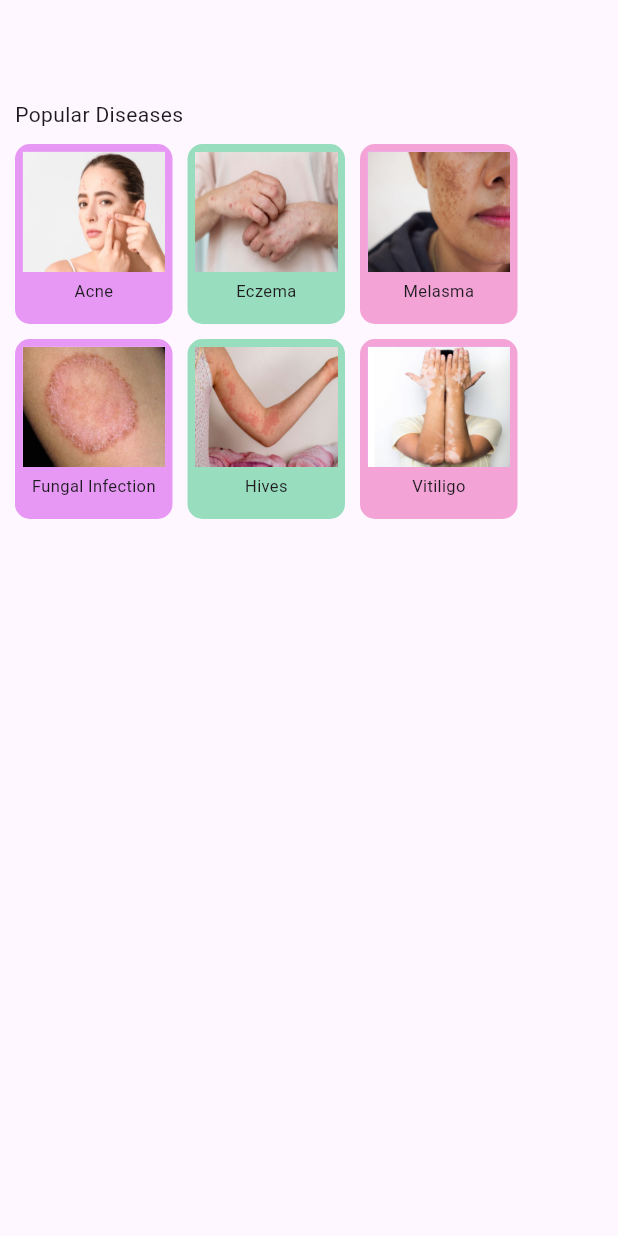
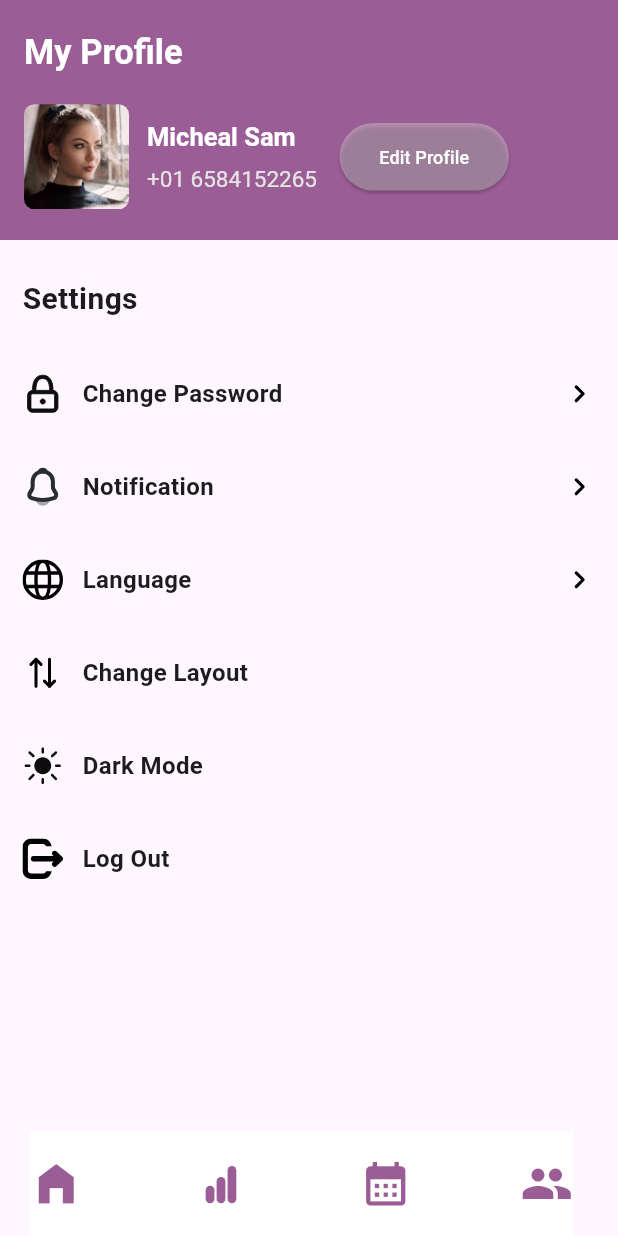
Before and after one commit to susan040/derma, a Flutter app: the screen it shows after launch, on a phone screen of 412 x 824 dp. Run offline on Flutter 3.47's test engine with Material 2 defaults, Android fonts, the phone set to English and light mode, and no system bars; our stand-ins replace flutter_svg.

Commit message:
design of My Profile

```diff
--- a/lib/main.dart
+++ b/lib/main.dart
@@ -1,4 +1,4 @@
-import 'package:derma/service.dart';
+import 'package:derma/profile.dart';
 import 'package:flutter/material.dart';
 
 void main() {
@@ -18,7 +18,7 @@ class MyApp extends StatelessWidget {
         colorScheme: ColorScheme.fromSeed(seedColor: Colors.deepPurple),
         useMaterial3: true,
       ),
-      home: const Service(),
+      home: const Profile(),
     );
   }
 }
--- /dev/null
+++ b/lib/profile.dart
@@ -0,0 +1,200 @@
+import 'package:flutter/material.dart';
+import 'package:flutter_svg/svg.dart';
+
+class Profile extends StatelessWidget {
+  const Profile({super.key});
+
+  @override
+  Widget build(BuildContext context) {
+    return Scaffold(
+      appBar: AppBar(
+        toolbarHeight: 160,
+        backgroundColor: const Color.fromARGB(255, 155, 93, 150),
+        title: Column(
+          crossAxisAlignment: CrossAxisAlignment.start,
+          children: [
+            const Text("My Profile",
+                style: TextStyle(
+                    color: Colors.white,
+                    fontSize: 23,
+                    fontWeight: FontWeight.bold)),
+            const SizedBox(height: 20),
+            Row(
+              children: [
+                Row(
+                  children: [
+                    Container(
+                      height: 70,
+                      width: 70,
+                      decoration: BoxDecoration(
+                          borderRadius: BorderRadius.circular(7),
+                          image: const DecorationImage(
+                              fit: BoxFit.cover,
+                              image: AssetImage("assets/images/girl.jpg"))),
+                    ),
+                    const SizedBox(width: 12),
+                    const Column(
+                      crossAxisAlignment: CrossAxisAlignment.start,
+                      children: [
+                        Text("Micheal Sam",
+                            style: TextStyle(
+                                color: Colors.white,
+                                fontSize: 17,
+                                fontWeight: FontWeight.bold)),
+                        SizedBox(height: 7),
+                        Text("+01 6584152265",
+                            style: TextStyle(
+                                color: Color.fromARGB(255, 230, 227, 227),
+                                fontSize: 15)),
+                      ],
+                    ),
+                  ],
+                ),
+                const SizedBox(width: 15),
+                SizedBox(
+                  height: 45,
+                  width: 113,
+                  child: ElevatedButton(
+                      style: ElevatedButton.styleFrom(
+                          backgroundColor:
+                              const Color.fromARGB(255, 239, 235, 235)
+                                  .withOpacity(0.35)),
+                      onPressed: () {},
+                      child: const Text("Edit Profile",
+                          style: TextStyle(color: Colors.white, fontSize: 12))),
+                ),
+              ],
+            )
+          ],
+        ),
+      ),
+      body: const Column(
+        crossAxisAlignment: CrossAxisAlignment.start,
+        children: [
+          Padding(
+            padding: EdgeInsets.only(left: 15, top: 25),
+            child: Text("Settings",
+                style: TextStyle(fontSize: 20, fontWeight: FontWeight.bold)),
+          ),
+          Profiles(name: "Change Password", font: "assets/images/lock.svg"),
+          Profiles(
+              name: "Notification", font: "assets/images/notification.svg"),
+          Profiles(name: "Language", font: "assets/images/language.svg"),
+          Myprofile(name1: "Change Layout", icon: "assets/images/up-down.svg"),
+          Myprofile(name1: "Dark Mode", icon: "assets/images/sun.svg"),
+          Myprofile(name1: "Log Out", icon: "assets/images/exit.svg"),
+          SizedBox(height: 50)
+        ],
+      ),
+      bottomNavigationBar: Padding(
+        padding: const EdgeInsets.only(right: 30, left: 20),
+        child: Container(
+          height: 70,
+          decoration: const BoxDecoration(
+            color: Colors.white,
+          ),
+          child: Row(
+            mainAxisAlignment: MainAxisAlignment.spaceBetween,
+            children: [
+              const Icon(
+                Icons.home_filled,
+                size: 35,
+                color: Color.fromARGB(255, 155, 93, 150),
+              ),
+              SizedBox(
+                height: 35,
+                width: 40,
+                child: SvgPicture.asset("assets/images/graph.svg"),
+              ),
+              const Icon(
+                Icons.calendar_month,
+                size: 35,
+                color: Color.fromARGB(255, 155, 93, 150),
+              ),
+              const Icon(
+                Icons.people,
+                size: 35,
+                color: Color.fromARGB(255, 155, 93, 150),
+              ),
+            ],
+          ),
+        ),
+      ),
+    );
+  }
+}
+
+class Myprofile extends StatelessWidget {
+  const Myprofile({
+    super.key,
+    required this.name1,
+    required this.icon,
+  });
+  final String name1;
+  final String icon;
+  @override
+  Widget build(BuildContext context) {
+    return Padding(
+      padding: const EdgeInsets.only(
+        left: 15,
+        right: 15,
+        top: 35,
+      ),
+      child: Row(
+        children: [
+          SizedBox(
+            height: 27,
+            width: 27,
+            child: SvgPicture.asset(icon),
+          ),
+          const SizedBox(width: 13),
+          Text(
+            name1,
+            style: const TextStyle(fontSize: 16, fontWeight: FontWeight.bold),
+          ),
+        ],
+      ),
+    );
+  }
+}
+
+class Profiles extends StatelessWidget {
+  const Profiles({super.key, required this.name, required this.font});
+  final String name;
+  final String font;
+  @override
+  Widget build(BuildContext context) {
+    return Padding(
+      padding: const EdgeInsets.only(
+        left: 15,
+        right: 15,
+        top: 35,
+      ),
+      child: Row(
+        mainAxisAlignment: MainAxisAlignment.spaceBetween,
+        children: [
+          Row(
+            children: [
+              SizedBox(
+                height: 27,
+                width: 27,
+                child: SvgPicture.asset(font),
+              ),
+              const SizedBox(width: 13),
+              Text(
+                name,
+                style:
+                    const TextStyle(fontSize: 16, fontWeight: FontWeight.bold),
+              ),
+            ],
+          ),
+          SizedBox(
+            height: 22,
+            width: 22,
+            child: SvgPicture.asset("assets/images/right.svg"),
+          )
+        ],
+      ),
+    );
+  }
+}
--- a/pubspec.yaml
+++ b/pubspec.yaml
@@ -35,6 +35,8 @@ dependencies:
   # The following adds the Cupertino Icons font to your application.
   # Use with the CupertinoIcons class for iOS style icons.
   cupertino_icons: ^1.0.2
+  font_awesome_flutter: ^10.5.0
+  flutter_svg: ^2.0.7
 
 dev_dependencies:
   flutter_test:
```
Also changed, not shown: assets/images/1.png (deleted), assets/images/exit.svg (added), assets/images/girl.jpg (added), assets/images/graph.svg (added), assets/images/language.svg (added), assets/images/lock.svg (added), assets/images/notification.svg (added), assets/images/right.svg (added), assets/images/sun.svg (added), assets/images/up-down.svg (added), pubspec.lock.
